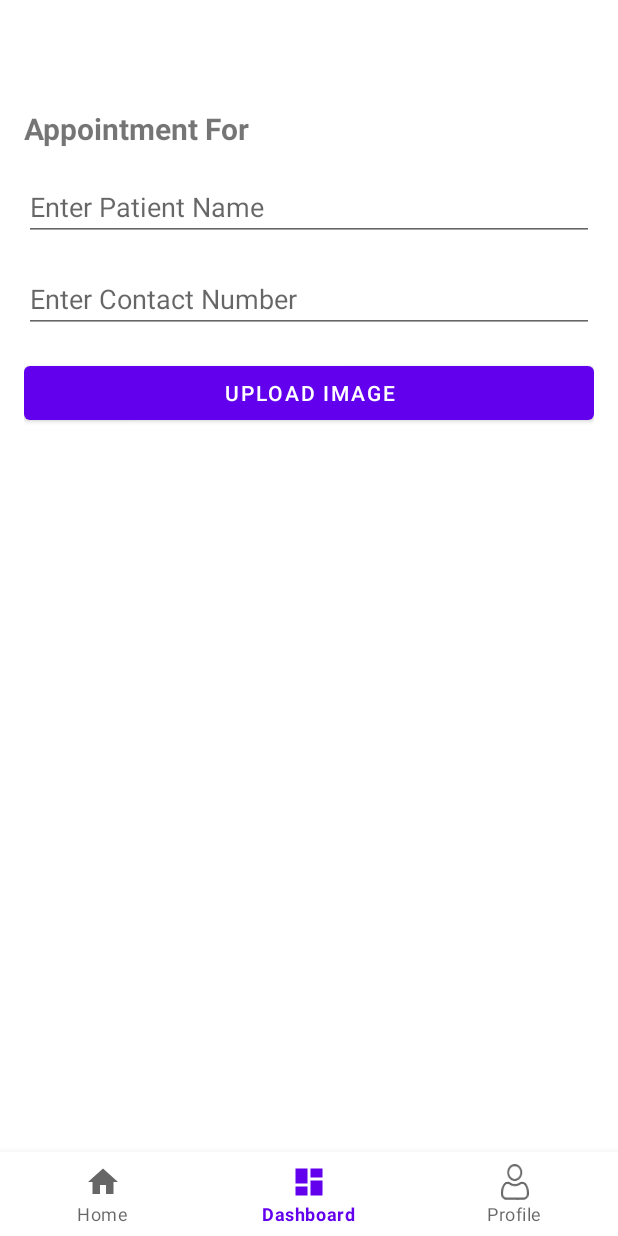
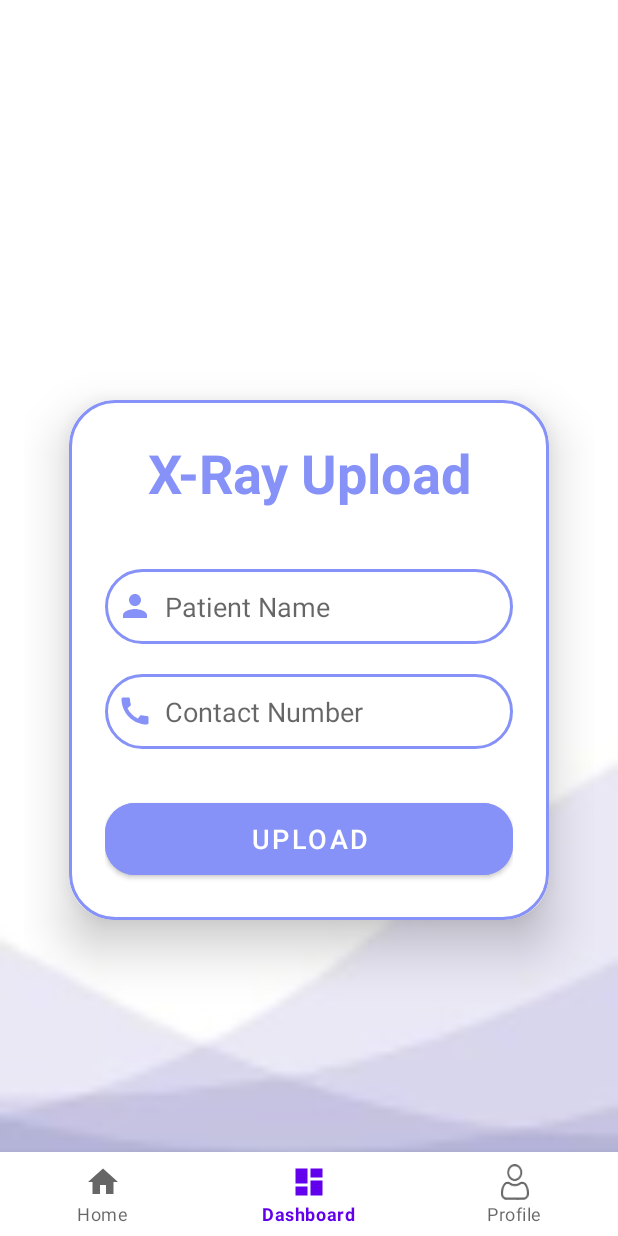
Before and after one commit to Vaibhav0120/LifeBeat, an Android app: the screen it shows after launch once a user with an empty profile is signed in (MainActivity), item 2 of the bottom bar chosen, on a phone screen of 412 x 824 dp. Run offline under Robolectric (Android 15) with nearby library versions, the phone set to English and light mode, and no system bars; our stand-ins replace Firebase (no records; nobody signed in at launch, a user with empty details on screens opened directly), navigation-ui; libraries missing offline, so code that uses them is left out: org.tensorflow.lite; 1 statement that could not run was skipped.

```diff
--- a/app/src/main/AndroidManifest.xml
+++ b/app/src/main/AndroidManifest.xml
@@ -1,6 +1,7 @@
 <?xml version="1.0" encoding="utf-8"?>
 <manifest xmlns:android="http://schemas.android.com/apk/res/android"
     xmlns:tools="http://schemas.android.com/tools">
+
     <!-- Add Internet permission -->
     <uses-permission android:name="android.permission.INTERNET" />
 
@@ -14,33 +15,47 @@
         android:supportsRtl="true"
         android:theme="@style/Theme.LifeBeat"
         tools:targetApi="31">
-        <activity
-            android:name=".ui.ShopActivity"
-            android:exported="false" />
-        <activity
-            android:name=".ui.DocListActivity"
-            android:exported="false" />
-        <activity
-            android:name=".ui.DetailActivity"
-            android:exported="false" /> <!-- RegisterActivity -->
-        <activity
-            android:name=".authPages.RegisterActivity"
-            android:exported="false" /> <!-- LoginActivity -->
-        <activity
-            android:name=".authPages.LoginActivity"
-            android:exported="false" /> <!-- LandingPage - Main entry point for app -->
+
+        <!-- LandingPage - Main entry point for app -->
         <activity
             android:name=".authPages.LandingPage"
             android:exported="true">
             <intent-filter>
                 <action android:name="android.intent.action.MAIN" />
-
                 <category android:name="android.intent.category.LAUNCHER" />
             </intent-filter>
-        </activity> <!-- MainActivity -->
+        </activity>
+
+        <!-- MainActivity -->
         <activity
             android:name=".MainActivity"
             android:exported="true" />
+
+        <!-- LoginActivity -->
+        <activity
+            android:name=".authPages.LoginActivity"
+            android:exported="false" />
+
+        <!-- RegisterActivity -->
+        <activity
+            android:name=".authPages.RegisterActivity"
+            android:exported="false" />
+
+        <!-- DetailActivity -->
+        <activity
+            android:name=".ui.DetailActivity"
+            android:exported="false" />
+
+        <!-- DocListActivity -->
+        <activity
+            android:name=".ui.DocListActivity"
+            android:exported="false" />
+
+        <!-- ShopFragment -->
+        <activity
+            android:name=".ui.ShopFragment"
+            android:exported="false" />
+
     </application>
 
 </manifest>
--- a/app/src/main/java/com/example/lifebeat/MainActivity.kt
+++ b/app/src/main/java/com/example/lifebeat/MainActivity.kt
@@ -1,6 +1,5 @@
 package com.example.lifebeat
 
-import android.content.Intent
 import android.os.Bundle
 import android.view.Window
 import androidx.appcompat.app.AppCompatActivity
@@ -8,7 +7,6 @@ import androidx.navigation.findNavController
 import androidx.navigation.ui.AppBarConfiguration
 import androidx.navigation.ui.setupWithNavController
 import com.example.lifebeat.databinding.ActivityMainBinding
-import com.example.lifebeat.ui.DocListActivity
 import com.google.android.material.bottomnavigation.BottomNavigationView
 
 open class MainActivity : AppCompatActivity() {
@@ -16,22 +14,22 @@ open class MainActivity : AppCompatActivity() {
     private lateinit var binding: ActivityMainBinding
 
     override fun onCreate(savedInstanceState: Bundle?) {
-
+        // Remove the title bar before calling super
+        requestWindowFeature(Window.FEATURE_NO_TITLE)
         super.onCreate(savedInstanceState)
 
-        requestWindowFeature(Window.FEATURE_NO_TITLE)
-        supportActionBar?.hide() // Hide the title bar
+        // Ensure the Action Bar is hidden if it exists
+        supportActionBar?.hide()
 
+        // Inflate layout with View Binding
         binding = ActivityMainBinding.inflate(layoutInflater)
         setContentView(binding.root)
 
+        // Setup Bottom Navigation
         val navView: BottomNavigationView = binding.navView
-
         val navController = findNavController(R.id.nav_host_fragment_activity_main)
         val appBarConfiguration = AppBarConfiguration(
-            setOf(
-                R.id.navigation_home, R.id.navigation_dashboard, R.id.navigation_profile
-            )
+            setOf(R.id.navigation_home, R.id.navigation_dashboard, R.id.navigation_profile)
         )
         navView.setupWithNavController(navController)
     }
--- a/app/src/main/java/com/example/lifebeat/ui/ShopFragment.kt
+++ b/app/src/main/java/com/example/lifebeat/ui/ShopFragment.kt
@@ -14,8 +14,6 @@ import android.view.View
 import android.view.ViewGroup
 import android.widget.Button
 import android.widget.EditText
-
-
 import android.widget.Toast
 import androidx.appcompat.app.AppCompatActivity
 import androidx.fragment.app.Fragment
--- /dev/null
+++ b/app/src/main/res/drawable/call_icon_black.xml
@@ -0,0 +1,12 @@
+<vector xmlns:android="http://schemas.android.com/apk/res/android"
+    android:height="24dp"
+    android:tint="#8692f7"
+    android:viewportHeight="24"
+    android:viewportWidth="24"
+    android:width="24dp">
+
+    <path
+        android:fillColor="@android:color/white"
+        android:pathData="M20.01,15.38c-1.23,0 -2.42,-0.2 -3.53,-0.56 -0.35,-0.12 -0.74,-0.03 -1.01,0.24l-1.57,1.97c-2.83,-1.35 -5.48,-3.9 -6.89,-6.83l1.95,-1.66c0.27,-0.28 0.35,-0.67 0.24,-1.02 -0.37,-1.11 -0.56,-2.3 -0.56,-3.53 0,-0.54 -0.45,-0.99 -0.99,-0.99H4.19C3.65,3 3,3.24 3,3.99 3,13.28 10.73,21 20.01,21c0.71,0 0.99,-0.63 0.99,-1.18v-3.45c0,-0.54 -0.45,-0.99 -0.99,-0.99z"/>
+
+</vector>
--- /dev/null
+++ b/app/src/main/res/drawable/person_icon_black.xml
@@ -0,0 +1,12 @@
+<vector xmlns:android="http://schemas.android.com/apk/res/android"
+    android:height="24dp"
+    android:tint="#8692F7"
+    android:viewportHeight="24"
+    android:viewportWidth="24"
+    android:width="24dp">
+
+    <path
+        android:fillColor="@android:color/white"
+        android:pathData="M12,12c2.21,0 4,-1.79 4,-4s-1.79,-4 -4,-4 -4,1.79 -4,4 1.79,4 4,4zM12,14c-2.67,0 -8,1.34 -8,4v2h16v-2c0,-2.66 -5.33,-4 -8,-4z"/>
+
+</vector>
--- a/app/src/main/res/layout/fragment_shop.xml
+++ b/app/src/main/res/layout/fragment_shop.xml
@@ -3,38 +3,77 @@
     xmlns:tools="http://schemas.android.com/tools"
     android:layout_width="match_parent"
     android:layout_height="match_parent"
+    xmlns:app="http://schemas.android.com/apk/res-auto"
     android:orientation="vertical"
+    android:gravity="center"
+    android:background="@drawable/upload_bg"
     android:padding="16dp"
     tools:context=".ui.ShopFragment">
+
+
+    <androidx.cardview.widget.CardView
+        android:layout_width="match_parent"
+        android:layout_height="wrap_content"
+        android:layout_margin="30dp"
+        app:cardCornerRadius="30dp"
+        app:cardElevation="20dp">
+
+        <LinearLayout
+            android:layout_width="match_parent"
+            android:layout_height="wrap_content"
+            android:orientation="vertical"
+            android:layout_gravity="center_horizontal"
+            android:padding="24dp"
+            android:background="@drawable/lavender_border">
 
             <TextView
                 android:layout_width="match_parent"
                 android:layout_height="wrap_content"
-        android:text="Appointment For"
-        android:textSize="20sp"
+                android:text="X-Ray Upload"
+                android:id="@+id/loginText"
+                android:textSize="36sp"
+                android:textAlignment="center"
                 android:textStyle="bold"
-        android:layout_marginBottom="16dp"/>
+                android:textColor="@color/lavender"/>
 
             <EditText
+                android:layout_width="match_parent"
+                android:layout_height="50dp"
                 android:id="@+id/Patient_name"
-        android:layout_width="match_parent"
-        android:layout_height="wrap_content"
-        android:hint="Enter Patient Name"
-        android:inputType="text"
-        android:layout_marginBottom="16dp"/>
+                android:background="@drawable/lavender_border"
+                android:layout_marginTop="40dp"
+                android:padding="8dp"
+                android:hint="Patient Name"
+                android:drawableLeft="@drawable/person_icon_black"
+                android:textColor="@color/black"
+                android:drawablePadding="8dp"/>
 
             <EditText
+                android:layout_width="match_parent"
+                android:layout_height="50dp"
                 android:id="@+id/Contact_number"
-        android:layout_width="match_parent"
-        android:layout_height="wrap_content"
-        android:hint="Enter Contact Number"
-        android:inputType="phone"
-        android:layout_marginBottom="16dp"/>
+                android:background="@drawable/lavender_border"
+                android:layout_marginTop="20dp"
+                android:inputType="textPassword"
+                android:padding="8dp"
+                android:hint="Contact Number"
+                android:drawableLeft="@drawable/call_icon_black"
+                android:textColor="@color/black"
+                android:drawablePadding="8dp"/>
 
             <Button
+                android:layout_width="match_parent"
+                android:layout_height="60dp"
+                android:text="Upload"
                 android:id="@+id/upload_button"
-        android:layout_width="match_parent"
-        android:layout_height="wrap_content"
-        android:text="Upload Image" />
+                android:textSize="18sp"
+                android:layout_marginTop="30dp"
+                android:backgroundTint="@color/lavender"
+                app:cornerRadius = "20dp"/>
+
 
         </LinearLayout>
+
+    </androidx.cardview.widget.CardView>
+
+</LinearLayout>
--- a/app/src/main/res/values/themes.xml
+++ b/app/src/main/res/values/themes.xml
@@ -1,16 +1,19 @@
-<resources xmlns:tools="http://schemas.android.com/tools">
-    <!-- Base application theme. -->
+<resources>
+    <!-- Base application theme without an ActionBar -->
     <style name="Theme.LifeBeat" parent="Theme.MaterialComponents.DayNight.NoActionBar">
-        <!-- Primary brand color. -->
+        <!-- Ensure the title bar is fully removed -->
+        <item name="windowNoTitle">true</item> <!-- This will ensure no title bar -->
+        <item name="windowActionBar">false</item> <!-- Disable the action bar -->
+
+        <!-- Define your color scheme -->
         <item name="colorPrimary">@color/purple_500</item>
         <item name="colorPrimaryVariant">@color/darkPurple</item>
         <item name="colorOnPrimary">@color/white</item>
-        <!-- Secondary brand color. -->
         <item name="colorSecondary">@color/teal_200</item>
         <item name="colorSecondaryVariant">@color/teal_700</item>
         <item name="colorOnSecondary">@color/black</item>
-        <!-- Status bar color. -->
+
+        <!-- Optional: Status bar color if needed -->
         <item name="android:statusBarColor">?attr/colorPrimaryVariant</item>
-        <!-- Customize your theme here. -->
     </style>
 </resources>
```
Also changed, not shown: app/src/main/res/drawable-xxhdpi/upload_bg.jpeg (added). Lines whose indentation alone changed are shown as unchanged.
